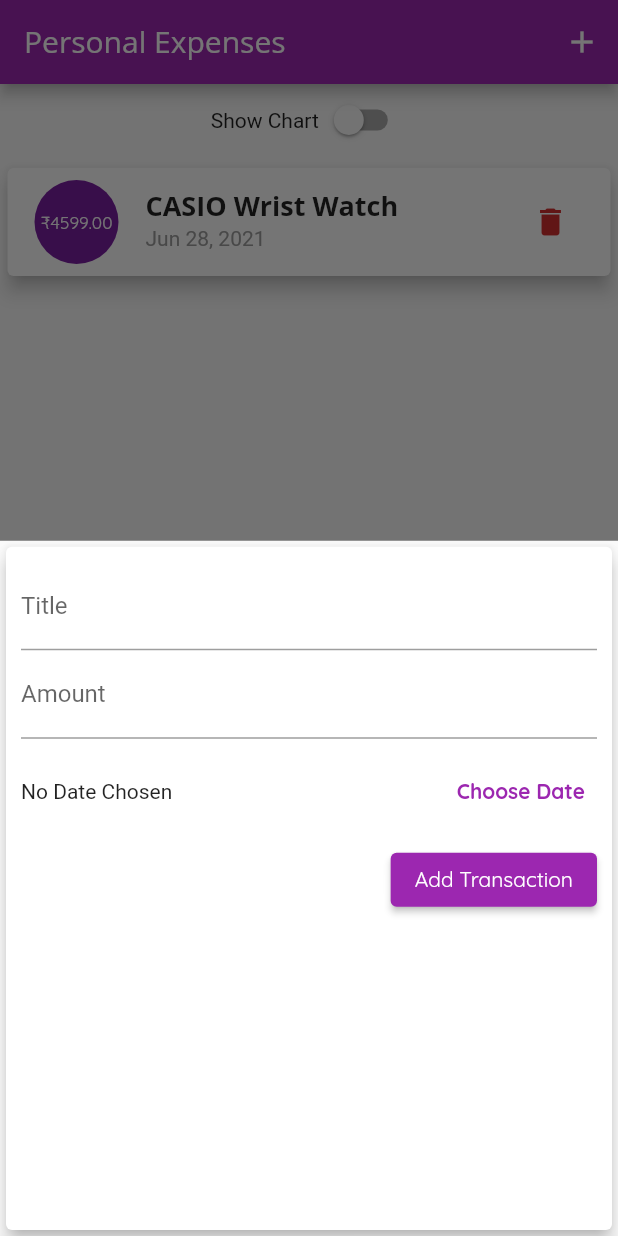
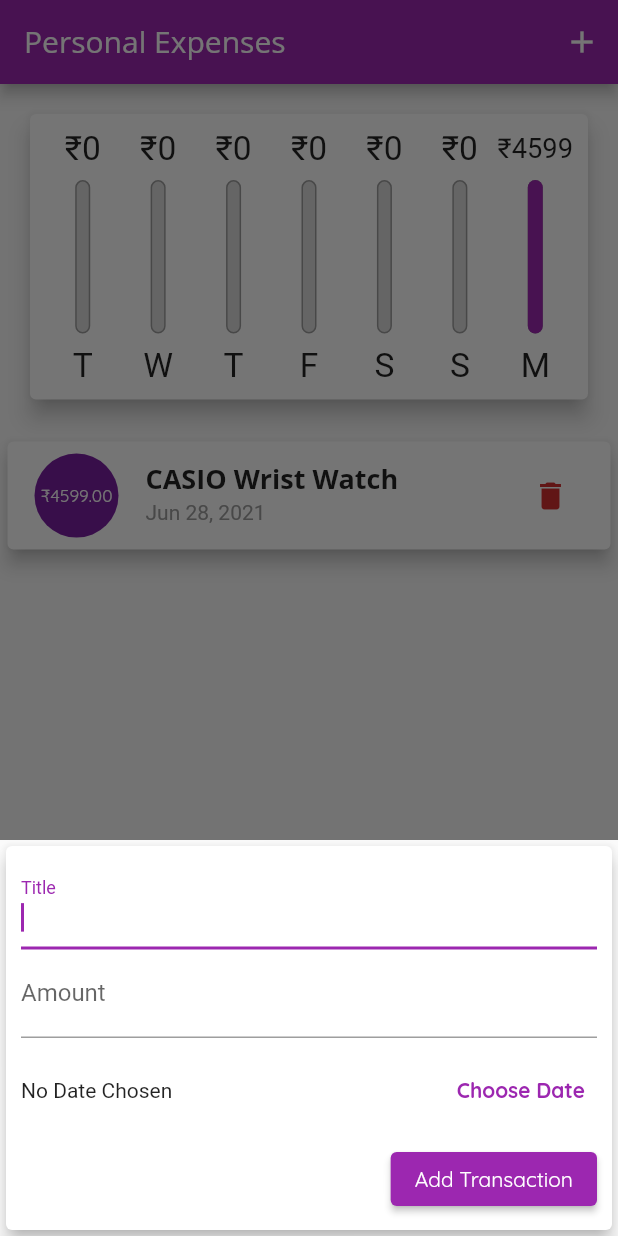
Before and after one commit to cryp73r/Flutter_App_Development_3, a Flutter app: the screen it shows after launch, after a tap on the "delete" icon, after a tap on the "add" icon, on a phone screen of 412 x 824 dp. Run offline on Flutter 3.47's test engine with Material 2 defaults, Android fonts, the phone set to English and light mode, and no system bars; missing offline and left inert: cashfree_pg.

Commit message:
Added Responsiveness

```diff
--- a/personal_expenses_app/lib/main.dart
+++ b/personal_expenses_app/lib/main.dart
@@ -1,12 +1,10 @@
 import 'package:flutter/material.dart';
-import 'package:flutter/services.dart';
 import 'package:personal_expenses_app/models/transaction.dart';
 import 'package:personal_expenses_app/widgets/chart.dart';
 import 'package:personal_expenses_app/widgets/new_transaction.dart';
 import 'package:personal_expenses_app/widgets/transaction_list.dart';
 
 void main() {
-  // SystemChrome.setPreferredOrientations([DeviceOrientation.portraitUp]);
   runApp(const MyApp());
 }
 
@@ -102,6 +100,7 @@ class _MyHomePageState extends State<MyHomePage> {
 
   @override
   Widget build(BuildContext context) {
+    final isLandscape = MediaQuery.of(context).orientation == Orientation.landscape;
     final appBar = AppBar(
       title: const Text("Personal Expenses"),
       actions: [
@@ -111,13 +110,17 @@ class _MyHomePageState extends State<MyHomePage> {
         ),
       ],
     );
+    final txListWidget = SizedBox(
+        height: (MediaQuery.of(context).size.height - appBar.preferredSize.height - MediaQuery.of(context).padding.top) * 0.7,
+        child: TransactionList(transactions: _userTransactions, deleteTx: _deleteTransaction,)
+    );
     return Scaffold(
       appBar: appBar,
       body: SingleChildScrollView(
         child: Column(
           crossAxisAlignment: CrossAxisAlignment.stretch,
           children: [
-            Row(
+            if (isLandscape) Row(
                 mainAxisAlignment: MainAxisAlignment.center,
                 children: [
                   const Text("Show Chart"),
@@ -131,14 +134,15 @@ class _MyHomePageState extends State<MyHomePage> {
                   ),
                 ],
               ),
-            _showChart?SizedBox(
+            if (!isLandscape) SizedBox(
+                height: (MediaQuery.of(context).size.height - appBar.preferredSize.height - MediaQuery.of(context).padding.top) * 0.3,
+                child: Chart(recentTransactions: _recentTransactions)
+            ),
+            if (!isLandscape) txListWidget,
+            if (isLandscape) _showChart?SizedBox(
               height: (MediaQuery.of(context).size.height - appBar.preferredSize.height - MediaQuery.of(context).padding.top) * 0.7,
                 child: Chart(recentTransactions: _recentTransactions)
-            ):
-            SizedBox(
-              height: (MediaQuery.of(context).size.height - appBar.preferredSize.height - MediaQuery.of(context).padding.top) * 0.7,
-                child: TransactionList(transactions: _userTransactions, deleteTx: _deleteTransaction,)
-            ),
+            ):txListWidget,
           ],
         ),
       ),
--- a/personal_expenses_app/lib/widgets/new_transaction.dart
+++ b/personal_expenses_app/lib/widgets/new_transaction.dart
@@ -50,14 +50,21 @@ class _NewTransactionState extends State<NewTransaction> {
 
   @override
   Widget build(BuildContext context) {
-    return Card(
+    return SingleChildScrollView(
+      child: Card(
         elevation: 5.0,
         child: Container(
-        padding: const EdgeInsets.all(10.0),
+          padding: EdgeInsets.only(
+            top: 10.0,
+            left: 10.0,
+            right: 10.0,
+            bottom: MediaQuery.of(context).viewInsets.bottom + 10,
+          ),
           child: Column(
             crossAxisAlignment: CrossAxisAlignment.end,
             children: [
               TextField(
+                autofocus: true,
                 controller: _titleController,
                 autocorrect: false,
                 decoration: const InputDecoration(
@@ -96,6 +103,7 @@ class _NewTransactionState extends State<NewTransaction> {
             ],
           ),
         ),
+      ),
     );
   }
 }
--- a/personal_expenses_app/lib/widgets/transaction_list.dart
+++ b/personal_expenses_app/lib/widgets/transaction_list.dart
@@ -48,9 +48,13 @@ class TransactionList extends StatelessWidget {
                 color: Colors.grey,
               ),
             ),
-            trailing: IconButton(
-              icon: Icon(Icons.delete, color: Theme.of(context).errorColor,),
-              onPressed: () => deleteTx(transactions![index].id),
+            trailing: MediaQuery.of(context).size.width>460?TextButton.icon(
+                onPressed: () {},
+                icon: Icon(Icons.delete, color: Theme.of(context).errorColor,),
+                label: Text("Delete", style: TextStyle(color: Theme.of(context).errorColor,),))
+                :IconButton(
+                    icon: Icon(Icons.delete, color: Theme.of(context).errorColor,),
+                    onPressed: () => deleteTx(transactions![index].id),
             ),
           ),
         );
```
Also changed, not shown: personal_expenses_app/pubspec.lock. Lines whose indentation alone changed are shown as unchanged.
